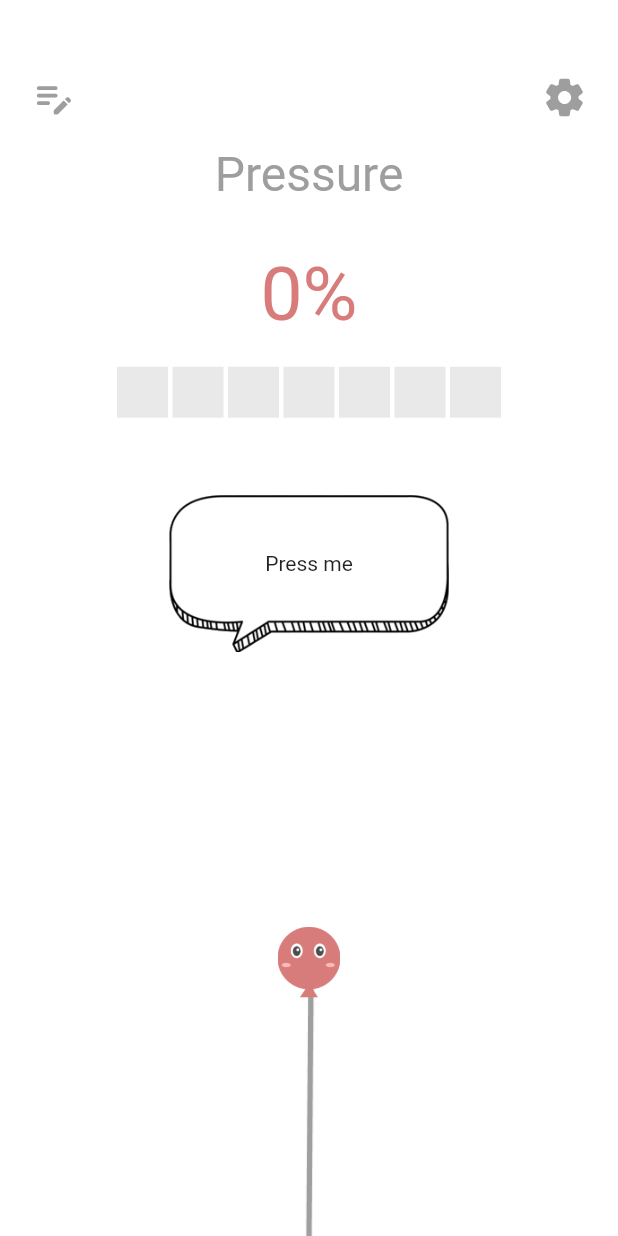
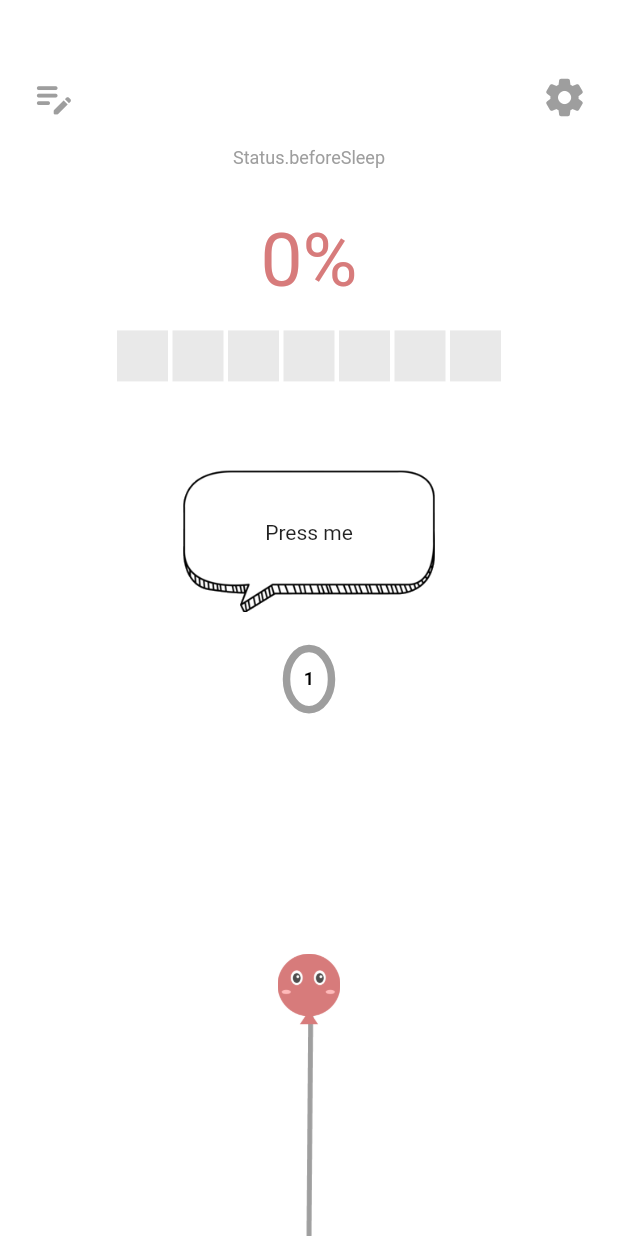
Before and after one commit to YenTinaNTHU/Pressure-Balloon, a Flutter app: the screen it shows after launch, on a phone screen of 412 x 824 dp. Run offline on Flutter 3.47's test engine with Material 2 defaults, Android fonts, the light colour scheme and no system bars; our stand-ins replace google_fonts.

Commit message:
feature: control state by pressure

```diff
--- a/lib/balloon.dart
+++ b/lib/balloon.dart
@@ -1,12 +1,27 @@
+import 'dart:async';
+
 import 'package:flutter/gestures.dart';
 import 'package:flutter/material.dart';
-
+import 'package:my_app/holdingCircle.dart';
+import 'package:my_app/parameters.dart';
 
 class Balloon extends StatefulWidget {
-  const Balloon({Key? key, this.pressure = 0.0, required this.onChanged}) : super(key: key);
+  const Balloon({
+    Key? key,
+    this.pressure = 0.0,
+    this.status = Status.beforeSleep,
+    this.milliseconds = maxMilliSeconds,
+    required this.onChanged,
+    required this.updateStatus,
+    required this.setRemainMilliseconds,
+  }) : super(key: key);
 
   final double pressure;
   final ValueChanged<double> onChanged;
+  final Status status;
+  final ValueChanged<Status> updateStatus;
+  final int milliseconds;
+  final ValueChanged<int> setRemainMilliseconds;
 
   @override
   State<Balloon> createState() => _BalloonState();
@@ -17,6 +32,9 @@ class _BalloonState extends State<Balloon> {
   double _pressure = 0.0;
   ForcePressGestureRecognizer _forcePressRecognizer = ForcePressGestureRecognizer();
   String _imageUrl = 'assets/images/Balloon_S.png';
+
+  Timer? _timer; //timer may be null
+  Pressure _pressureStatus = Pressure.small;
 
   @override
   void initState() {
@@ -31,18 +49,65 @@ class _BalloonState extends State<Balloon> {
       widget.onChanged(fpd.pressure);
       if(_pressure < 0.3){
         _imageUrl = 'assets/images/Balloon_S.png';
+        if(_pressureStatus!= Pressure.small){
+          if(widget.status == Status.sleeping) {
+            widget.updateStatus(widget.status);
+            stopTimer(reset: true);
+          }else{
+            stopTimer(reset: true);
+          }
+        }
+        _pressureStatus = Pressure.small;
       }else if(_pressure < 0.8){
         _imageUrl = 'assets/images/Balloon_M.png';
+        if(_pressureStatus != Pressure.medium){
+          if(widget.status != Status.sleeping){
+            stopTimer(reset: true);
+            startTimer(reset: true);
+          }
+        }
+        _pressureStatus = Pressure.medium;
+
       }else{
         _imageUrl = 'assets/images/Balloon_L.png';
+        if(_pressureStatus!=Pressure.big){
+          if(widget.status != Status.sleeping) stopTimer(reset: true);
+        }
+        _pressureStatus = Pressure.big;
       }
     });
+  }
+
+  void resetTimer() {
+    widget.setRemainMilliseconds(maxMilliSeconds);
+  }
+
+  void startTimer({bool reset = true}){
+    if (reset) {
+      resetTimer();
+    }
+    _timer = Timer.periodic(Duration(milliseconds: 1), (timer) {
+      if (widget.milliseconds > 0) {
+        widget.setRemainMilliseconds(widget.milliseconds-1);
+      }else{
+        stopTimer(reset: false);
+        if(widget.status == Status.beforeSleep || widget.status == Status.awake) widget.updateStatus(widget.status);
+      }
+    });
+  }
+
+  void stopTimer({bool reset = true}){
+    if (reset) {
+      resetTimer();
+    }
+    setState(() => _timer?.cancel());
   }
 
   @override
   Widget build(BuildContext context) {
     return Container(
-        child: Stack(
+        child:
+            Stack(
               alignment: Alignment.center,
               children: <Widget>[
                 Container(
@@ -73,7 +138,7 @@ class _BalloonState extends State<Balloon> {
                   ),
                 ),
                 ]
-        )
+            ),
     );
   }
 }
--- a/lib/holdingCircle.dart
+++ b/lib/holdingCircle.dart
@@ -1,7 +1,16 @@
+import 'dart:async';
+
 import 'package:flutter/material.dart';
+import 'package:my_app/parameters.dart';
+
 
 class HoldingCircle extends StatefulWidget {
-  const HoldingCircle({Key? key}) : super(key: key);
+  final int milliSeconds;
+
+  const HoldingCircle({
+    Key? key,
+    this.milliSeconds = maxMilliSeconds
+  }) : super(key: key);
 
   @override
   State<HoldingCircle> createState() => _HoldingCircleState();
@@ -11,7 +20,41 @@ class _HoldingCircleState extends State<HoldingCircle> {
   @override
   Widget build(BuildContext context) {
     return Container(
-      color: Colors.amber,
+      child: buildTimer(),
     );
   }
+
+  Widget buildTimer() => SizedBox(
+    width: 30,
+    height: 30,
+    child: Stack(
+        fit: StackFit.expand,
+        children: [
+          CircularProgressIndicator(
+            value: 1 - widget.milliSeconds / maxMilliSeconds,
+            valueColor: AlwaysStoppedAnimation(Colors.black),
+            backgroundColor: Colors.grey,
+            strokeWidth: 5,
+          ),
+          Center(
+            child: buildTime(),
+          ),
+        ]
+    ),
+  );
+
+  Widget buildTime() {
+    if(widget.milliSeconds == 0){
+      return Icon(Icons.done, color: Colors.black, size: 12,);
+    }else{
+      return Text(
+        '${(widget.milliSeconds/1000).ceil()}',
+        style: TextStyle(
+          fontWeight: FontWeight.bold,
+          color: Colors.black,
+          fontSize: 12,
+        ),
+      );
+    }
+  }
 }
--- a/lib/main.dart
+++ b/lib/main.dart
@@ -1,6 +1,8 @@
 // Copyright 2018 The Flutter team. All rights reserved.
 // Use of this source code is governed by a BSD-style license that can be
 // found in the LICENSE file.
+
+import 'dart:async';
 
 import 'package:flutter/cupertino.dart';
 import 'package:flutter/material.dart';
@@ -11,6 +13,7 @@ import 'package:my_app/forceBar.dart';
 import 'package:my_app/holdingCircle.dart';
 import 'package:my_app/pressureFrame.dart';
 import 'package:google_fonts/google_fonts.dart';
+import 'package:my_app/parameters.dart';
 
 void main() {
   runApp(const MyApp());
@@ -25,9 +28,33 @@ class MyApp extends StatefulWidget {
 
 class _MyAppState extends State<MyApp> {
   double _pressure = 0.0;
+  Status _status = Status.beforeSleep;
+  int _milliSeconds = maxMilliSeconds;
+
   void _handlePressureChanged(double newPressure) {
     setState(() {
       _pressure = newPressure;
+    });
+  }
+  void _setRemainMilliSeconds(int newMilliSeconds){
+    setState(() {
+      _milliSeconds = newMilliSeconds;
+    });
+  }
+
+  void _updateStatus(Status st){
+    setState(() {
+      switch(_status){
+        case Status.beforeSleep:
+          _status = Status.sleeping;
+          break;
+        case Status.sleeping:
+          _status = Status.awake;
+          break;
+        case Status.awake:
+          _status = Status.beforeSleep;
+          break;
+      }
     });
   }
 
@@ -70,8 +97,9 @@ class _MyAppState extends State<MyApp> {
                       flex: 10,
                       child: Padding(
                         padding: EdgeInsets.fromLTRB(0, 50, 0, 0),
-                        child: PressurePercentage(
+                        child: PressureFrame(
                           pressure: _pressure,
+                          status: _status,
                         ),
                       ),
                     ),
@@ -94,7 +122,7 @@ class _MyAppState extends State<MyApp> {
               ),
               Spacer(flex: 2),
               Expanded(
-                flex: 5,
+                flex: 7,
                 child: ForceBar(
                   pressure: _pressure,
                 ),
@@ -106,10 +134,21 @@ class _MyAppState extends State<MyApp> {
               ),
               Spacer(flex: 3),
               Expanded(
+                flex: 5,
+                child: HoldingCircle(
+                  milliSeconds: _milliSeconds,
+                ),
+              ),
+              Spacer(flex: 3),
+              Expanded(
                 flex: 40,
                 child: Balloon(
                   pressure: _pressure,
                   onChanged: _handlePressureChanged,
+                  status: _status,
+                  updateStatus: _updateStatus,
+                  milliseconds: _milliSeconds,
+                  setRemainMilliseconds: _setRemainMilliSeconds,
                 ),
               ),
             ],
--- /dev/null
+++ b/lib/parameters.dart
@@ -0,0 +1,13 @@
+enum Status {
+  beforeSleep,
+  sleeping,
+  awake
+}
+
+enum Pressure {
+  small,
+  medium,
+  big,
+}
+
+const maxMilliSeconds = 500;
--- a/lib/pressureFrame.dart
+++ b/lib/pressureFrame.dart
@@ -1,8 +1,11 @@
 import 'package:flutter/material.dart';
+import 'package:my_app/parameters.dart';
 
-class PressurePercentage extends StatelessWidget {
-  PressurePercentage({Key? key, this.pressure = 0.0}) : super(key: key);
+class PressureFrame extends StatelessWidget {
+  PressureFrame({Key? key, this.pressure = 0.0, this.status = Status.beforeSleep}) : super(key: key);
   double pressure;
+  Status status;
+
   @override
   Widget build(BuildContext context) {
     return Container(
@@ -11,10 +14,10 @@ class PressurePercentage extends StatelessWidget {
         crossAxisAlignment: CrossAxisAlignment.center,
         children: <Widget>[
           Spacer(flex:3),
-          Text("Pressure",
+          Text(status.toString(),
             style: TextStyle(
               color: Colors.grey,
-              fontSize: 32.0,
+              fontSize: 12.0,
               fontWeight: FontWeight.normal,
               height: 1.2,
 
```
Also changed, not shown: 1 other file. Lines whose indentation alone changed are shown as unchanged.
